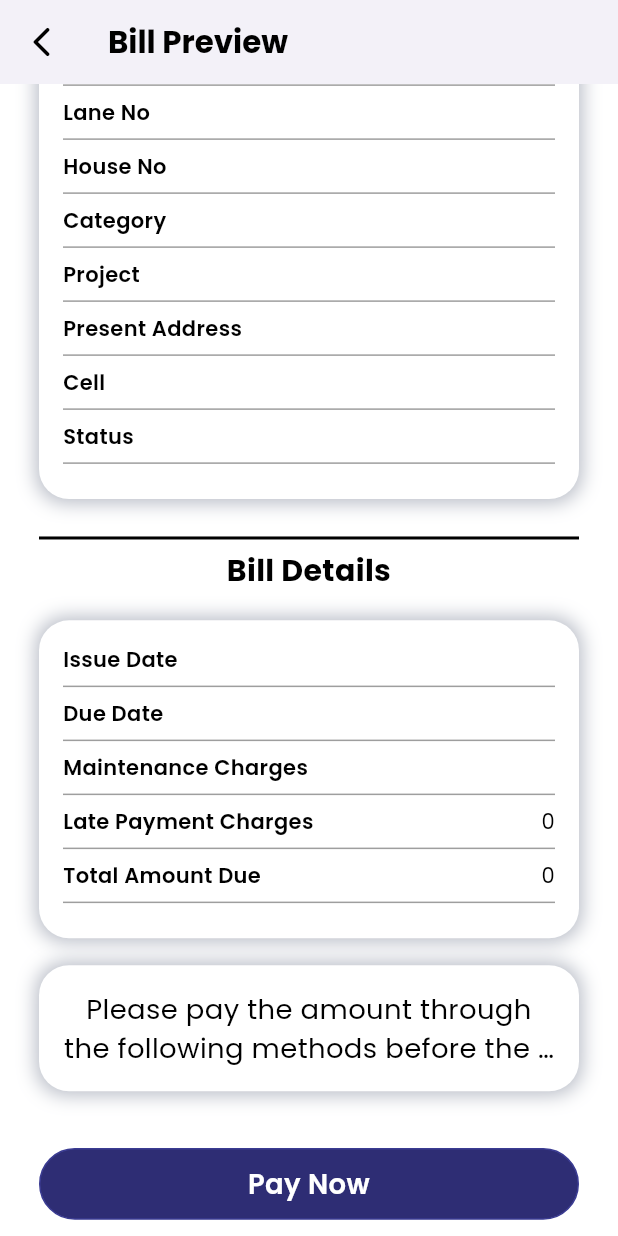
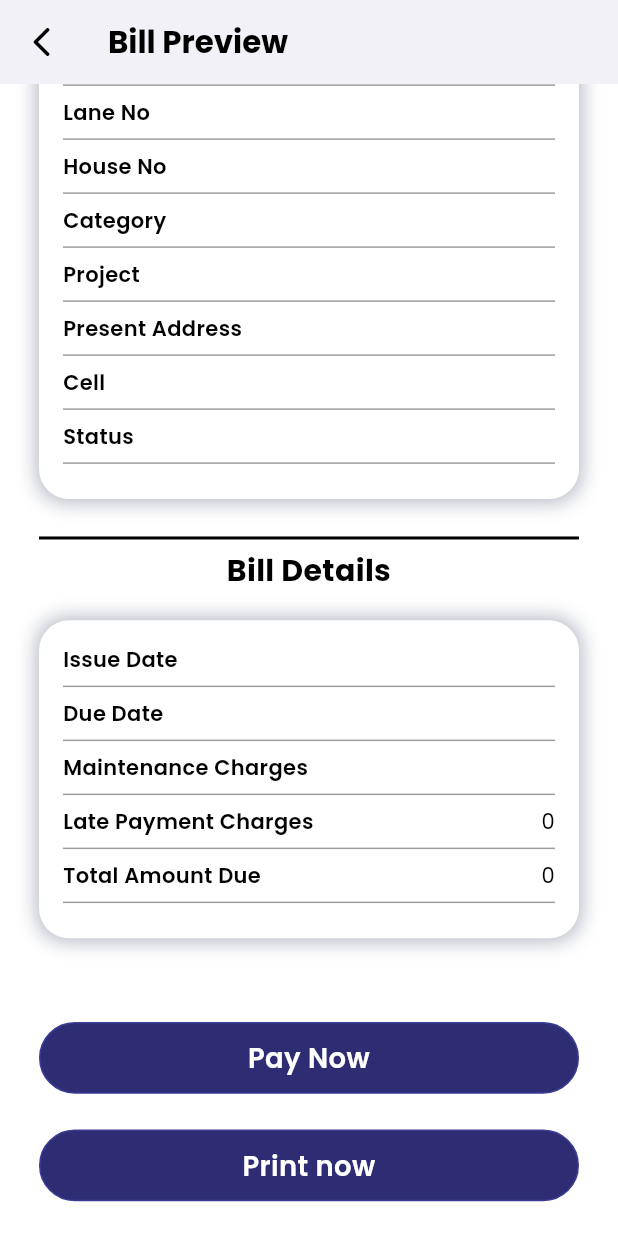
Before and after one commit to ehsanyaqoob/PHA-Maintenance-App, a Flutter app: the GenerateBillPreviewView screen opened directly with empty values, scrolled down 333 dp, on a phone screen of 412 x 824 dp. Run offline on Flutter 3.47's test engine with Material 3 defaults, Android fonts, the light colour scheme and no system bars; our stand-ins replace firebase_auth, flutter_screenutil, flutter_svg, get, google_fonts, image_picker and 2 more; accounts and stored records are empty.

Commit message:
updates => App Icon project views bill previews PSID payfast

```diff
--- a/lib/features/Views/GenerateBill/generate_bill_preview.dart
+++ b/lib/features/Views/GenerateBill/generate_bill_preview.dart
@@ -155,35 +155,6 @@ class GenerateBillPreviewView extends StatelessWidget {
               ),
               SizedBox(height: 15.h),
 
-              // Payment Instructions
-              Container(
-                width: double.infinity,
-                decoration: BoxDecoration(
-                  borderRadius: BorderRadius.circular(20),
-                  color: Colors.white,
-                  boxShadow: [
-                    BoxShadow(
-                      color: AppColors.socialGrey.withOpacity(0.85),
-                      spreadRadius: 2,
-                      blurRadius: 10,
-                      offset: Offset(0, 0),
-                    ),
-                  ],
-                ),
-                child: Padding(
-                  padding: const EdgeInsets.all(16.0),
-                  child: Column(
-                    children: [
-                      PHAText(
-                        text:
-                            'Please pay the amount through the following methods before the due date to avoid late fees.',
-                        textAlign: TextAlign.center,
-                        fontSize: 16.sp,
-                      ),
-                    ],
-                  ),
-                ),
-              ),
               SizedBox(height: 15.h),
 
               // // Payment Method Section
@@ -227,6 +198,14 @@ class GenerateBillPreviewView extends StatelessWidget {
               // Payment Button
               PHAButton(
                 title: 'Pay Now',
+                onTap: () {
+                  Get.to(PaymentViews());
+                },
+              ),
+              SizedBox(height: 20.h),
+
+              PHAButton(
+                title: 'Print now',
                 onTap: () {
                   Get.to(PaymentViews());
                 },
```
Also changed, not shown: lib/features/Payemnts/payment_tab.dart (+1 -9 lines), lib/features/Views/Home/GridViews/projects/projects_views.dart (+20 -3 lines), 5 other files.
